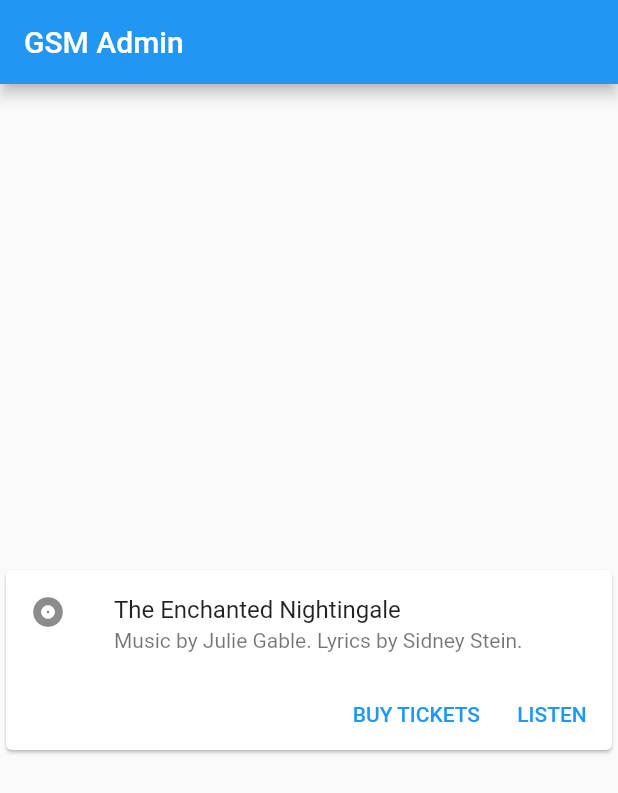
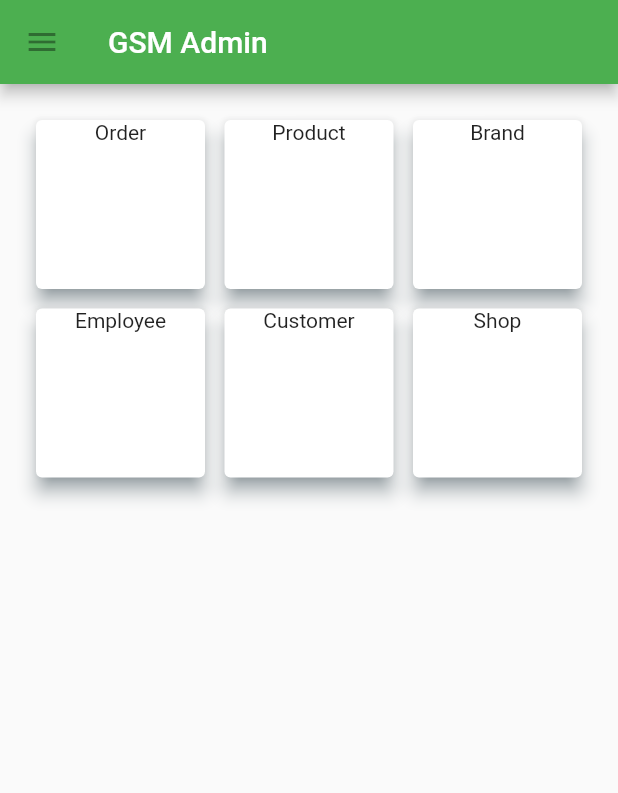
Before and after one commit to Grocery-Store-Management/GSMS.MobileApp.SWD, a Flutter app: the screen it shows after launch, on a phone screen of 412 x 824 dp. Shown: the top 793 px of the screen. Run offline on Flutter 3.47's test engine with Material 2 defaults, Android fonts, the phone set to English and light mode, and no system bars; our stand-ins replace equatable, flutter_svg.

Commit message:
Created clickable card to navigate to different screens in Home screen

```diff
--- a/lib/main.dart
+++ b/lib/main.dart
@@ -1,4 +1,6 @@
 import 'package:flutter/material.dart';
+
+import './screens/home_screen/home.dart';
 
 void main() {
   runApp(const MyApp());
@@ -13,59 +15,9 @@ class MyApp extends StatelessWidget {
     return MaterialApp(
       title: 'GSM Admin',
       theme: ThemeData(
-        primarySwatch: Colors.blue,
+        primarySwatch: Colors.green,
       ),
-      home: const MyHomePage(title: 'GSM Admin'),
+      home: const HomeScreen(),
     );
   }
 }
-
-class MyHomePage extends StatefulWidget {
-  const MyHomePage({Key? key, required this.title}) : super(key: key);
-
-  final String title;
-
-  @override
-  State<MyHomePage> createState() => _MyHomePageState();
-}
-
-class _MyHomePageState extends State<MyHomePage> {
-
-  @override
-  Widget build(BuildContext context) {
-    return Scaffold(
-      appBar: AppBar(
-        title: Text(widget.title),
-      ),
-      body: Center(
-        child: Card(
-          child: Column(
-            mainAxisSize: MainAxisSize.min,
-              children: <Widget>[
-                const ListTile(
-                  leading: Icon(Icons.album),
-                  title: Text('The Enchanted Nightingale'),
-                  subtitle: Text('Music by Julie Gable. Lyrics by Sidney Stein.'),
-                ),
-                Row(
-                  mainAxisAlignment: MainAxisAlignment.end,
-                  children: <Widget>[
-                    TextButton(
-                      child: const Text('BUY TICKETS'),
-                      onPressed: () {/* ... */},
-                    ),
-                    const SizedBox(width: 8),
-                    TextButton(
-                      child: const Text('LISTEN'),
-                      onPressed: () {/* ... */},
-                    ),
-                    const SizedBox(width: 8),
-                  ],
-                ),
-              ]
-          )
-        ),
-      ), // This trailing comma makes auto-formatting nicer for build methods.
-    );
-  }
-}
--- /dev/null
+++ b/lib/screens/home_screen/home.dart
@@ -0,0 +1,31 @@
+import 'package:flutter/material.dart';
+
+import './widgets/GridLayout.dart';
+
+class HomeScreen extends StatefulWidget {
+  const HomeScreen({Key? key}) : super(key: key);
+
+  @override
+  State<HomeScreen> createState() => _HomeScreenState();
+}
+
+class _HomeScreenState extends State<HomeScreen> {
+  @override
+  Widget build(BuildContext context) {
+    return Scaffold(
+      appBar: AppBar(
+        leading: const IconButton(
+          icon: Icon(Icons.menu),
+          onPressed: null,
+        ),
+        title: const Text('GSM Admin'),
+      ),
+      body: ListView(
+        shrinkWrap: true,
+        children: const <Widget>[
+          GridCard(),
+        ],
+      ),
+    );
+  }
+}
--- /dev/null
+++ b/lib/screens/home_screen/widgets/GridLayout.dart
@@ -0,0 +1,28 @@
+import 'package:flutter/material.dart';
+import 'package:gsms_mobileapp_swd/widgets/menu_card.dart';
+
+class GridCard extends StatelessWidget {
+  const GridCard({
+    Key? key,
+  }) : super(key: key);
+
+  @override
+  Widget build(BuildContext context) {
+    return GridView.count(
+      primary: false,
+      shrinkWrap: true,
+      padding: const EdgeInsets.all(20),
+      crossAxisSpacing: 5,
+      mainAxisSpacing: 5,
+      crossAxisCount: 3,
+      children: const <Widget>[
+        MenuCard(cardName: 'Order',),
+        MenuCard(cardName: 'Product',),
+        MenuCard(cardName: 'Brand',),
+        MenuCard(cardName: 'Employee',),
+        MenuCard(cardName: 'Customer',),
+        MenuCard(cardName: 'Shop',),
+      ],
+    );
+  }
+}
--- a/lib/screens/order_list/order_list.dart
+++ b/lib/screens/order_list_screen/order_list.dart
@@ -4,13 +4,13 @@ import 'package:flutter_svg/flutter_svg.dart';
 class OrderList extends StatelessWidget {
   const OrderList({Key? key}) : super(key: key);
 
-  static String routeName = "/order_list";
+  static String routeName = "/order_list_screen";
 
   @override
   Widget build(BuildContext context) {
     return Scaffold(
       appBar: AppBar(
-        title: const Text('Second Route'),
+        title: const Text('Order'),
       ),
       body: Center(
         child: ElevatedButton(
--- /dev/null
+++ b/lib/theme/theme.dart
@@ -0,0 +1,11 @@
+import 'package:flutter/cupertino.dart';
+
+class Colors {
+
+  const Colors();
+
+  static const Color mainColor = Color(0xFF151C26);
+  static const Color secondColor = Color(0xFFf4C10F);
+  static const Color titleColor = Color(0xFF5a606b);
+
+}
--- /dev/null
+++ b/lib/widgets/menu_card.dart
@@ -0,0 +1,26 @@
+import 'package:flutter/material.dart';
+
+class MenuCard extends StatelessWidget {
+  const MenuCard({Key? key, required this.cardName}) : super(key: key);
+
+  final String cardName;
+
+  @override
+  Widget build(BuildContext context) {
+    return Card(
+      elevation: 5,
+      shadowColor: Colors.blueGrey,
+      child: InkWell(
+        splashColor: Colors.blue.withAlpha(30),
+        onTap: () {
+          debugPrint('Order tapped.');
+        },
+        child: Text(
+          cardName,
+          textAlign: TextAlign.center,
+          style: const TextStyle(fontWeight: FontWeight.normal),
+        ),
+      ),
+    );
+  }
+}
```
Also changed, not shown: lib/components/blank.dart (deleted), lib/theme/blank.dart (deleted).
